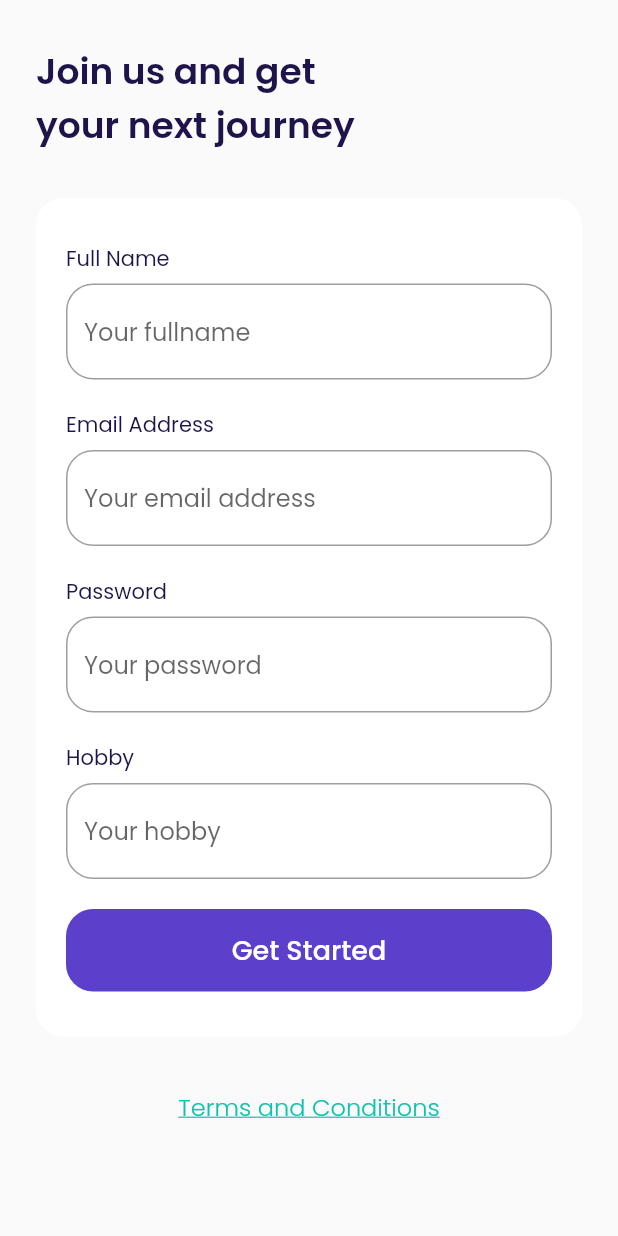
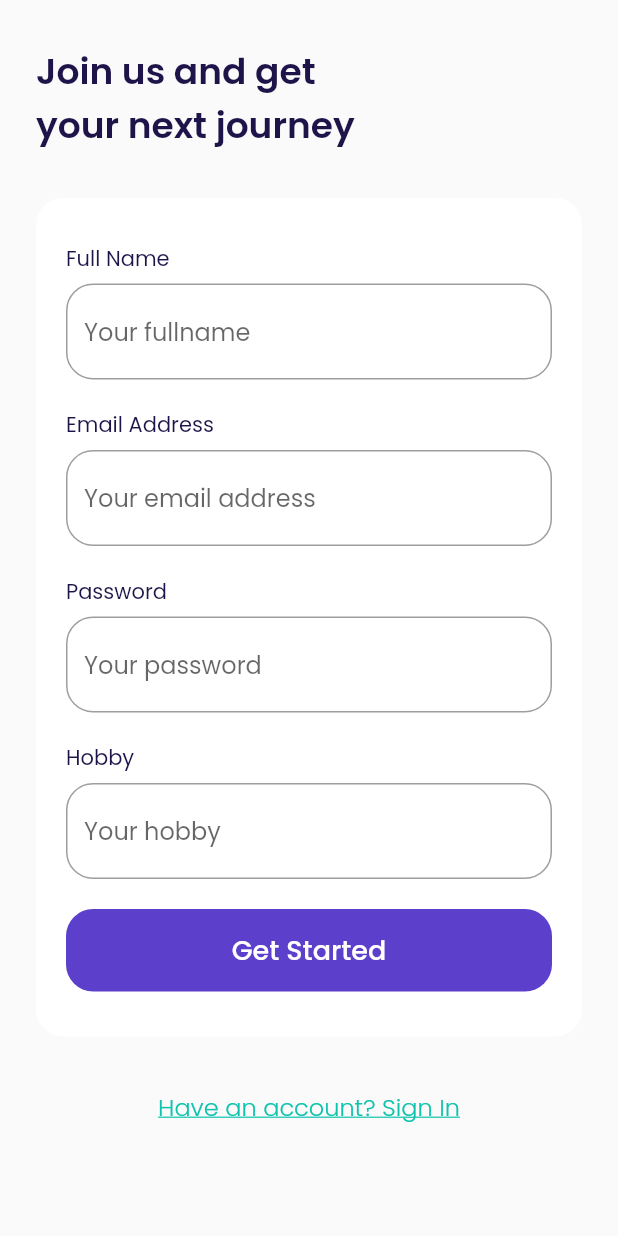
Before and after one commit to wilyanto/flutter-airplane, a Flutter app: the SignUpPage screen opened by its route, on a phone screen of 412 x 824 dp. Run offline on Flutter 3.47's test engine with Material 2 defaults, Android fonts, the phone set to English and light mode, and no system bars; our stand-ins replace bloc, cloud_firestore, equatable, firebase_auth, firebase_core, flutter_bloc and 2 more; accounts and stored records are empty.

Commit message:
add sign in page

```diff
--- a/lib/main.dart
+++ b/lib/main.dart
@@ -1,12 +1,13 @@
 import 'package:airplane/cubit/auth/auth_cubit.dart';
 import 'package:airplane/cubit/bottom_navigation/page_cubit.dart';
+import 'package:airplane/presentation/auth/sign_in/sign_in_page.dart';
 import 'package:airplane/presentation/booking/select_seat_page.dart';
 import 'package:airplane/presentation/checkout/checkout_page.dart';
 import 'package:airplane/presentation/checkout/success/sucess_checkout_page.dart';
 import 'package:airplane/presentation/destination/destination_detail_page.dart';
 import 'package:airplane/presentation/get_started/get_started.dart';
 import 'package:airplane/presentation/main/main_page.dart';
-import 'package:airplane/presentation/sign_up/sign_up_page.dart';
+import 'package:airplane/presentation/auth/sign_up/sign_up_page.dart';
 import 'package:firebase_core/firebase_core.dart';
 import 'package:flutter/material.dart';
 import 'package:flutter_bloc/flutter_bloc.dart';
@@ -39,6 +40,7 @@ class MyApp extends StatelessWidget {
         routes: {
           SplashPage.routeName: (BuildContext context) => SplashPage(),
           GetStartedPage.routeName: (BuildContext context) => GetStartedPage(),
+          SignInPage.routeName: (BuildContext context) => SignInPage(),
           SignUpPage.routeName: (BuildContext context) => SignUpPage(),
           BonusPage.routeName: (BuildContext context) => BonusPage(),
           MainPage.routeName: (BuildContext context) => MainPage(),
--- a/lib/presentation/sign_up/sign_up_page.dart
+++ b/lib/presentation/auth/sign_in/sign_in_page.dart
@@ -1,4 +1,5 @@
 import 'package:airplane/cubit/auth/auth_cubit.dart';
+import 'package:airplane/presentation/auth/sign_up/sign_up_page.dart';
 import 'package:airplane/presentation/bonus/bonus_page.dart';
 import 'package:airplane/presentation/core/widgets/cta_button.dart';
 import 'package:airplane/presentation/core/widgets/custom_text_form_field.dart';
@@ -7,22 +8,19 @@ import 'package:airplane/presentation/core/widgets/tac.dart';
 import 'package:airplane/shared/theme.dart';
 import 'package:flutter/material.dart';
 import 'package:flutter_bloc/flutter_bloc.dart';
-import 'package:get/get.dart';
 
-class SignUpPage extends StatelessWidget {
-  static const routeName = 'sign-up';
+class SignInPage extends StatelessWidget {
+  static const routeName = 'sign-in';
 
-  final TextEditingController nameC = TextEditingController();
   final TextEditingController emailC = TextEditingController();
   final TextEditingController passwordC = TextEditingController();
-  final TextEditingController hobbyC = TextEditingController();
 
   @override
   Widget build(BuildContext context) {
     Widget title() => Container(
           margin: const EdgeInsets.only(top: 30),
           child: Text(
-            'Join us and get\nyour next journey',
+            'Sign In with your\nexisting account',
             style: blackTextStyle.copyWith(
               fontSize: 24,
               fontWeight: semiBold,
@@ -31,12 +29,6 @@ class SignUpPage extends StatelessWidget {
         );
 
     Widget inputSection() {
-      Widget nameInput() => CustomTextFormField(
-            title: 'Full Name',
-            hintText: 'Your fullname',
-            controller: nameC,
-          );
-
       Widget emailInput() => CustomTextFormField(
             title: 'Email Address',
             hintText: 'Your email address',
@@ -48,12 +40,6 @@ class SignUpPage extends StatelessWidget {
             hintText: 'Your password',
             isObscureText: true,
             controller: passwordC,
-          );
-
-      Widget hobbyInput() => CustomTextFormField(
-            title: 'Hobby',
-            hintText: 'Your hobby',
-            controller: hobbyC,
           );
 
       Widget submitButton() => BlocConsumer<AuthCubit, AuthState>(
@@ -73,13 +59,12 @@ class SignUpPage extends StatelessWidget {
               }
 
               return CtaButton(
-                title: 'Get Started',
-                onPressed: () => context.read<AuthCubit>().signUp(
-                      email: emailC.text,
-                      password: passwordC.text,
-                      name: nameC.text,
-                      hobby: hobbyC.text,
-                    ),
+                title: 'Sign In',
+                onPressed: () {},
+                // onPressed: () => context.read<AuthCubit>().sign(
+                //       email: emailC.text,
+                //       password: passwordC.text,
+                //     ),
               );
             },
           );
@@ -96,15 +81,31 @@ class SignUpPage extends StatelessWidget {
         ),
         child: Column(
           children: [
-            nameInput(),
             emailInput(),
             passwordInput(),
-            hobbyInput(),
             submitButton(),
           ],
         ),
       );
     }
+
+    Widget signUpButton() => GestureDetector(
+          onTap: () {
+            Navigator.pop(context);
+          },
+          child: Container(
+            alignment: Alignment.center,
+            margin: EdgeInsets.only(top: 35, bottom: defaultMargin),
+            child: Text(
+              "Don't have an account? Sign Up",
+              style: greenTextStyle.copyWith(
+                fontSize: 16,
+                fontWeight: light,
+                decoration: TextDecoration.underline,
+              ),
+            ),
+          ),
+        );
 
     return Scaffold(
       backgroundColor: kBackgroundColor,
@@ -114,7 +115,7 @@ class SignUpPage extends StatelessWidget {
           children: [
             title(),
             inputSection(),
-            TacButton(),
+            signUpButton(),
           ],
         ),
       ),
--- /dev/null
+++ b/lib/presentation/auth/sign_up/sign_up_page.dart
@@ -0,0 +1,141 @@
+import 'package:airplane/cubit/auth/auth_cubit.dart';
+import 'package:airplane/presentation/auth/sign_in/sign_in_page.dart';
+import 'package:airplane/presentation/bonus/bonus_page.dart';
+import 'package:airplane/presentation/core/widgets/cta_button.dart';
+import 'package:airplane/presentation/core/widgets/custom_text_form_field.dart';
+import 'package:airplane/presentation/core/widgets/snack_bar.dart';
+import 'package:airplane/presentation/core/widgets/tac.dart';
+import 'package:airplane/shared/theme.dart';
+import 'package:flutter/material.dart';
+import 'package:flutter_bloc/flutter_bloc.dart';
+
+class SignUpPage extends StatelessWidget {
+  static const routeName = 'sign-up';
+
+  final TextEditingController nameC = TextEditingController();
+  final TextEditingController emailC = TextEditingController();
+  final TextEditingController passwordC = TextEditingController();
+  final TextEditingController hobbyC = TextEditingController();
+
+  @override
+  Widget build(BuildContext context) {
+    Widget title() => Container(
+          margin: const EdgeInsets.only(top: 30),
+          child: Text(
+            'Join us and get\nyour next journey',
+            style: blackTextStyle.copyWith(
+              fontSize: 24,
+              fontWeight: semiBold,
+            ),
+          ),
+        );
+
+    Widget inputSection() {
+      Widget nameInput() => CustomTextFormField(
+            title: 'Full Name',
+            hintText: 'Your fullname',
+            controller: nameC,
+          );
+
+      Widget emailInput() => CustomTextFormField(
+            title: 'Email Address',
+            hintText: 'Your email address',
+            controller: emailC,
+          );
+
+      Widget passwordInput() => CustomTextFormField(
+            title: 'Password',
+            hintText: 'Your password',
+            isObscureText: true,
+            controller: passwordC,
+          );
+
+      Widget hobbyInput() => CustomTextFormField(
+            title: 'Hobby',
+            hintText: 'Your hobby',
+            controller: hobbyC,
+          );
+
+      Widget submitButton() => BlocConsumer<AuthCubit, AuthState>(
+            listener: (context, state) {
+              if (state is AuthSuccess) {
+                Navigator.pushNamedAndRemoveUntil(
+                    context, BonusPage.routeName, (route) => false);
+              } else if (state is AuthFailed) {
+                CustomSnackBar().show(descrption: state.error);
+              }
+            },
+            builder: (context, state) {
+              if (state is AuthLoading) {
+                return const Center(
+                  child: CircularProgressIndicator(),
+                );
+              }
+
+              return CtaButton(
+                title: 'Get Started',
+                onPressed: () => context.read<AuthCubit>().signUp(
+                      email: emailC.text,
+                      password: passwordC.text,
+                      name: nameC.text,
+                      hobby: hobbyC.text,
+                    ),
+              );
+            },
+          );
+
+      return Container(
+        margin: const EdgeInsets.only(top: 30),
+        padding: const EdgeInsets.symmetric(
+          horizontal: 20,
+          vertical: 30,
+        ),
+        decoration: BoxDecoration(
+          color: kWhiteColor,
+          borderRadius: BorderRadius.circular(defaultRadius),
+        ),
+        child: Column(
+          children: [
+            nameInput(),
+            emailInput(),
+            passwordInput(),
+            hobbyInput(),
+            submitButton(),
+          ],
+        ),
+      );
+    }
+
+    Widget signInButton() => GestureDetector(
+          onTap: () {
+            Navigator.pushNamed(context, SignInPage.routeName);
+          },
+          child: Container(
+            alignment: Alignment.center,
+            margin: EdgeInsets.only(top: 35, bottom: defaultMargin),
+            child: Text(
+              'Have an account? Sign In',
+              style: greenTextStyle.copyWith(
+                fontSize: 16,
+                fontWeight: light,
+                decoration: TextDecoration.underline,
+              ),
+            ),
+          ),
+        );
+
+    return Scaffold(
+      backgroundColor: kBackgroundColor,
+      body: SafeArea(
+        child: ListView(
+          padding: EdgeInsets.symmetric(horizontal: defaultMargin),
+          children: [
+            title(),
+            inputSection(),
+            signInButton(),
+          ],
+        ),
+      ),
+    );
+  }
+}
--- a/lib/presentation/get_started/get_started.dart
+++ b/lib/presentation/get_started/get_started.dart
@@ -1,5 +1,5 @@
+import 'package:airplane/presentation/auth/sign_up/sign_up_page.dart';
 import 'package:airplane/presentation/core/widgets/cta_button.dart';
-import 'package:airplane/presentation/sign_up/sign_up_page.dart';
 import 'package:airplane/shared/theme.dart';
 import 'package:flutter/material.dart';
 
--- a/lib/presentation/main/main_page.dart
+++ b/lib/presentation/main/main_page.dart
@@ -69,7 +69,8 @@ class MainPage extends StatelessWidget {
   Widget build(BuildContext context) {
     return Scaffold(
       backgroundColor: kBackgroundColor,
-      body: BlocBuilder<PageCubit, int>(
+      body: SafeArea(
+        child: BlocBuilder<PageCubit, int>(
           builder: (context, pageIndex) {
             return Stack(
               children: [
@@ -79,6 +80,7 @@ class MainPage extends StatelessWidget {
             );
           },
         ),
+      ),
     );
   }
 }
--- a/lib/presentation/main/setting_page.dart
+++ b/lib/presentation/main/setting_page.dart
@@ -1,7 +1,7 @@
 import 'package:airplane/cubit/auth/auth_cubit.dart';
 import 'package:airplane/presentation/core/widgets/cta_button.dart';
 import 'package:airplane/presentation/core/widgets/snack_bar.dart';
-import 'package:airplane/presentation/sign_up/sign_up_page.dart';
+import 'package:airplane/presentation/auth/sign_up/sign_up_page.dart';
 import 'package:flutter/material.dart';
 import 'package:flutter_bloc/flutter_bloc.dart';
 
```
Lines whose indentation alone changed are shown as unchanged.
